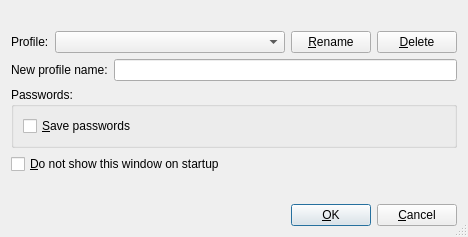
Before: the Qt Designer form branches/branch-playground/plugins/_core/logindlgbase.ui in BackupTheBerlios/sim-im-svn, drawn with Qt 5.
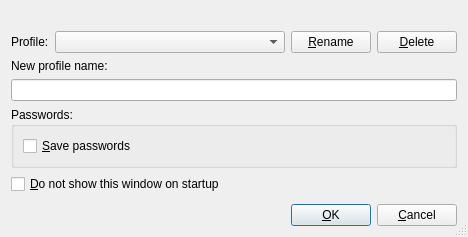
After: the same form once the commit is applied.

```diff
--- a/branches/branch-playground/plugins/_core/logindlgbase.ui
+++ b/branches/branch-playground/plugins/_core/logindlgbase.ui
@@ -78,8 +78,6 @@
     </layout>
    </item>
    <item>
-    <layout class="QHBoxLayout" name="_6">
-     <item>
       <widget class="QLabel" name="labelNew">
        <property name="text">
         <string>New profile name:</string>
@@ -87,9 +85,7 @@
       </widget>
      </item>
      <item>
-      <widget class="QLineEdit" name="lineEditNew"/>
-     </item>
-    </layout>
+    <widget class="QLineEdit" name="e_newName"/>
    </item>
    <item>
     <widget class="QGroupBox" name="groupBoxPasswords">
```
Left out of the diff: 1 changed line with no effect on the pictures. Lines whose indentation alone changed are shown as unchanged.
